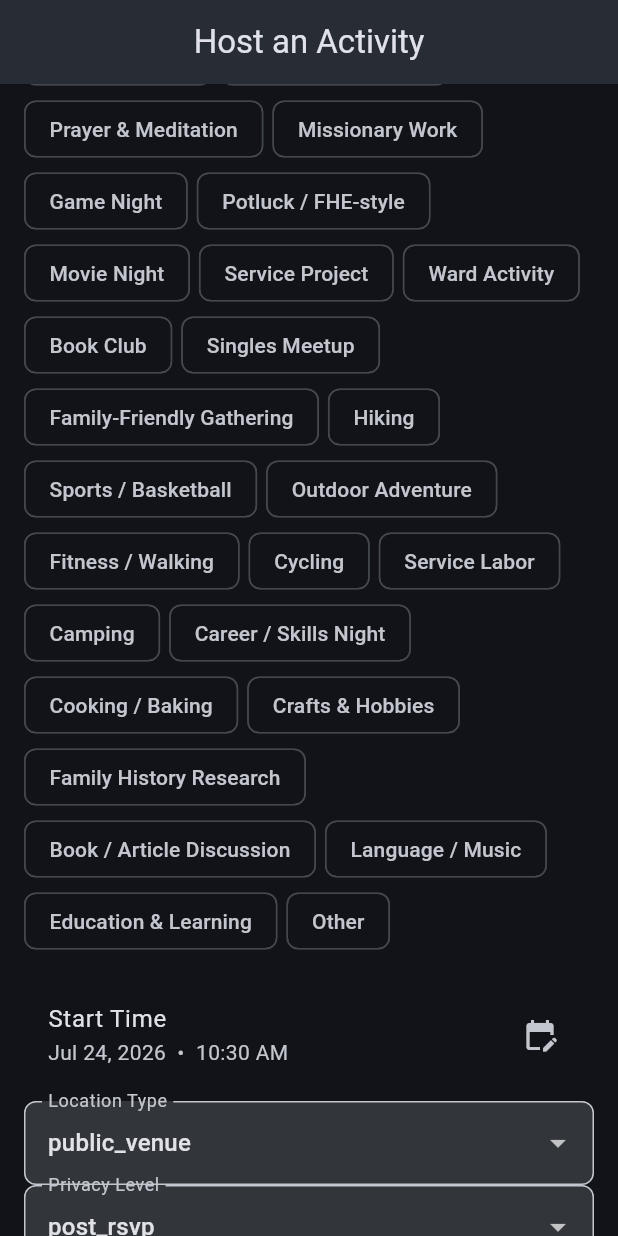
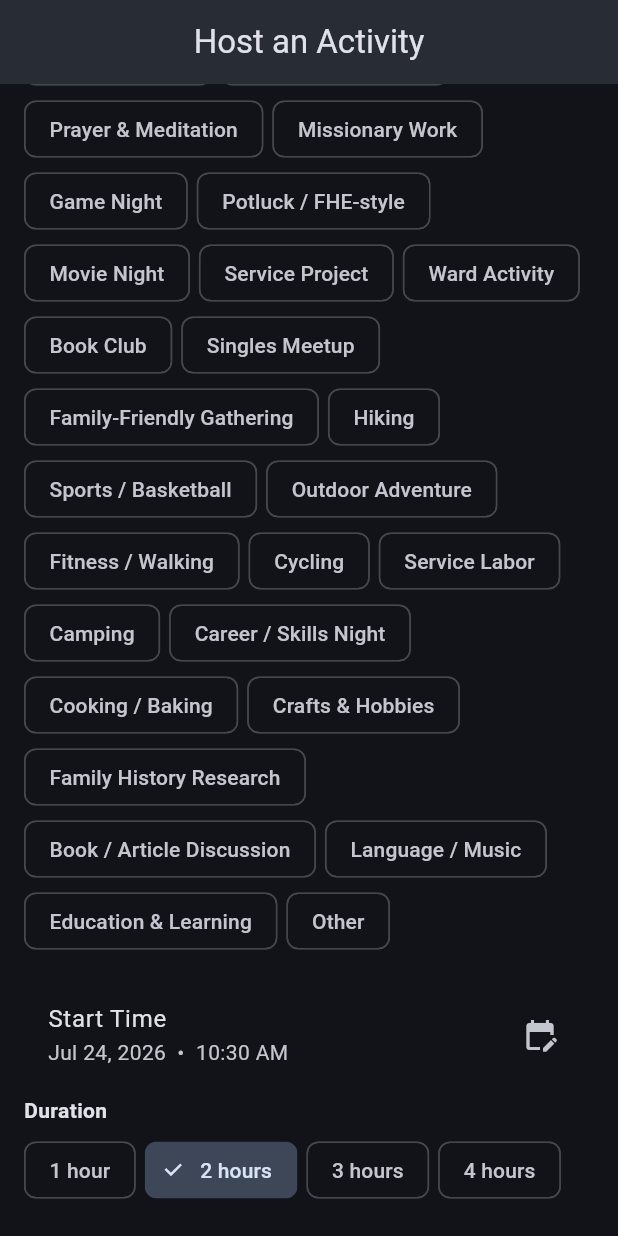
Before and after one commit to divisCorp/TheGathering, a Flutter app: the CreateEventScreen screen opened by its route, scrolled down 576 dp, on a phone screen of 412 x 824 dp. Run offline on Flutter 3.47's test engine with Material 3 defaults, Android fonts, the phone set to English and light mode, and no system bars; our stand-ins replace flutter_dotenv, flutter_map, flutter_riverpod, geolocator, go_router, image_picker and 4 more; accounts and stored records are empty; network calls fail.

Commit message:
feat: duration and free/cost controls on create; restore cancelled hosts
Add duration chips and free/cost toggle when hosting, plus cancelled
event restore already shipped. Harden max_attendees numeric parse.

```diff
--- a/lib/screens/auth_screen.dart
+++ b/lib/screens/auth_screen.dart
@@ -502,7 +502,7 @@ class _AuthScreenState extends ConsumerState<AuthScreen> {
               child: const Text('Privacy & standards'),
             ),
             Text(
-              'Beta v0.2.1',
+              'Beta v0.2.2',
               style: TextStyle(
                 fontSize: 10,
                 color: theme.colorScheme.onSurfaceVariant.withValues(alpha: 0.7),
--- a/lib/screens/create_event_screen.dart
+++ b/lib/screens/create_event_screen.dart
@@ -37,6 +37,10 @@ class _CreateEventScreenState extends ConsumerState<CreateEventScreen> {
   String _locationPrivacy = 'post_rsvp';
   bool _isRecurring = false;
   int? _maxAttendees;
+  /// Default 2 hours; used to set end_time on create/update.
+  int _durationHours = 2;
+  bool _isFree = true;
+  final _costController = TextEditingController();
 
   double? _eventLat;
   double? _eventLon;
@@ -72,6 +76,17 @@ class _CreateEventScreenState extends ConsumerState<CreateEventScreen> {
     super.initState();
     if (_isEditing) {
       _prefillFrom(widget.event!, shiftWeek: false);
+      final e = widget.event!;
+      if (e.endTime != null) {
+        final hours = e.endTime!.difference(e.startTime).inHours;
+        if (hours >= 1 && hours <= 8) _durationHours = hours;
+      }
+      if (e.cost != null && e.cost! > 0) {
+        _isFree = false;
+        _costController.text = e.cost!.toStringAsFixed(
+          e.cost! == e.cost!.roundToDouble() ? 0 : 2,
+        );
+      }
     } else if (widget.duplicateFrom != null) {
       _prefillFrom(widget.duplicateFrom!, shiftWeek: true);
       if (widget.duplicateFrom!.lat == null) {
@@ -81,6 +96,16 @@ class _CreateEventScreenState extends ConsumerState<CreateEventScreen> {
       // Auto-pin map location so new events show up in Discover nearby.
       _useCurrentLocation(silent: true);
     }
+  }
+
+  @override
+  void dispose() {
+    _titleController.dispose();
+    _descController.dispose();
+    _addressController.dispose();
+    _recurrenceController.dispose();
+    _costController.dispose();
+    super.dispose();
   }
 
   final List<String> _templates = [
@@ -236,12 +261,18 @@ class _CreateEventScreenState extends ConsumerState<CreateEventScreen> {
       final title = _titleController.text.trim();
       final description = _descController.text.trim().isEmpty ? null : _descController.text.trim();
 
+      final endTime = _startTime.add(Duration(hours: _durationHours));
+      final cost = _isFree
+          ? null
+          : double.tryParse(_costController.text.trim().replaceAll('\$', ''));
+
       if (_isEditing) {
         await EventsService.updateEvent(
           eventId: widget.event!.id,
           title: title,
           description: description,
           startTime: _startTime,
+          endTime: endTime,
           address: _addressController.text.trim().isEmpty ? null : _addressController.text.trim(),
           lat: _eventLat,
           lon: _eventLon,
@@ -251,12 +282,14 @@ class _CreateEventScreenState extends ConsumerState<CreateEventScreen> {
           isRecurring: _isRecurring,
           recurrenceNote: _isRecurring ? _recurrenceController.text.trim() : null,
           maxAttendees: _maxAttendees,
+          cost: cost,
         );
       } else {
         await EventsService.createEvent(
           title: title,
           description: description,
           startTime: _startTime,
+          endTime: endTime,
           address: _addressController.text.trim().isEmpty ? null : _addressController.text.trim(),
           lat: _eventLat,
           lon: _eventLon,
@@ -266,6 +299,7 @@ class _CreateEventScreenState extends ConsumerState<CreateEventScreen> {
           isRecurring: _isRecurring,
           recurrenceNote: _isRecurring ? _recurrenceController.text.trim() : null,
           maxAttendees: _maxAttendees,
+          cost: cost,
         );
       }
 
@@ -518,6 +552,41 @@ class _CreateEventScreenState extends ConsumerState<CreateEventScreen> {
                 });
               },
             ),
+            const SizedBox(height: 4),
+            const Text('Duration', style: TextStyle(fontWeight: FontWeight.w600)),
+            const SizedBox(height: 6),
+            Wrap(
+              spacing: 6,
+              children: [1, 2, 3, 4].map((h) {
+                return ChoiceChip(
+                  label: Text(h == 1 ? '1 hour' : '$h hours'),
+                  selected: _durationHours == h,
+                  onSelected: (_) => setState(() => _durationHours = h),
+                );
+              }).toList(),
+            ),
+            const SizedBox(height: 12),
+            SwitchListTile(
+              contentPadding: EdgeInsets.zero,
+              title: const Text('Free activity'),
+              subtitle: Text(
+                _isFree
+                    ? 'Shows as FREE in Discover'
+                    : 'Add a cost note (e.g. materials fee)',
+              ),
+              value: _isFree,
+              onChanged: (v) => setState(() => _isFree = v),
+            ),
+            if (!_isFree)
+              TextFormField(
+                controller: _costController,
+                decoration: const InputDecoration(
+                  labelText: 'Cost amount (USD)',
+                  border: OutlineInputBorder(),
+                  prefixText: '\$ ',
+                ),
+                keyboardType: const TextInputType.numberWithOptions(decimal: true),
+              ),
 
             // Location tiers
             const SizedBox(height: 8),
--- a/lib/screens/profile_screen.dart
+++ b/lib/screens/profile_screen.dart
@@ -590,7 +590,7 @@ class _ProfileScreenState extends ConsumerState<ProfileScreen> {
                   ),
                   const SizedBox(height: 8),
                   Text(
-                    'Beta v0.2.1',
+                    'Beta v0.2.2',
                     style: TextStyle(
                       fontSize: 11,
                       color: theme.colorScheme.onSurfaceVariant,
--- a/pubspec.yaml
+++ b/pubspec.yaml
@@ -2,7 +2,7 @@ name: the_gathering
 description: "The Gathering - Uplifting activities. Genuine friendships. Right where you are. Mobile app for LDS members to find and organize wholesome activities."
 publish_to: 'none'
 
-version: 0.2.1+12
+version: 0.2.2+13
 
 environment:
   sdk: '>=3.3.0 <4.0.0'
```
